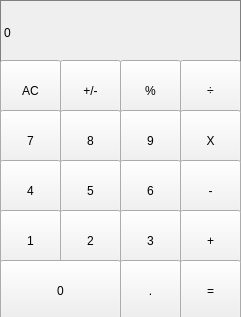
Old version of the form mainwindow.ui in the repository SalHz1/CalculatorGUI.
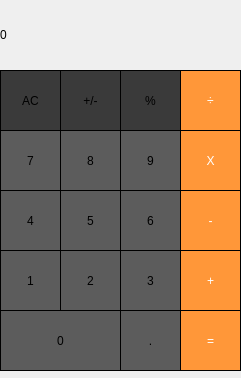
New version of the form.

Commit message: Changed the colors for each individual button and chose a color scheme to mimic the dark theme macbook calculator color choice.

```diff
--- a/mainwindow.ui
+++ b/mainwindow.ui
@@ -7,7 +7,7 @@
     <x>0</x>
     <y>0</y>
     <width>241</width>
-    <height>317</height>
+    <height>378</height>
    </rect>
   </property>
   <property name="sizePolicy">
@@ -25,7 +25,7 @@
   <property name="maximumSize">
    <size>
     <width>241</width>
-    <height>317</height>
+    <height>500</height>
    </size>
   </property>
   <property name="windowTitle">
@@ -38,15 +38,20 @@
       <x>0</x>
       <y>0</y>
       <width>241</width>
-      <height>65</height>
+      <height>70</height>
      </rect>
     </property>
     <property name="styleSheet">
-     <string notr="true">QLabel {
+     <string notr="true">/* (Label at top) Label Stylesheet */
+
+QLabel {
   qproperty-alignment: 'AlignVCenter | AlignRight';
   border: 1px solid gray;
 }
-</string>
+
+background-color : white;
+
+/* End Label Stylesheet */</string>
     </property>
     <property name="text">
      <string>0</string>
@@ -56,11 +61,25 @@
     <property name="geometry">
      <rect>
       <x>0</x>
-      <y>60</y>
+      <y>70</y>
       <width>61</width>
       <height>61</height>
      </rect>
     </property>
+    <property name="styleSheet">
+     <string notr="true">/* (Clear,+/-,%,. buttons) Unary Operations Buttons Stylesheet */
+
+QPushButton {
+  background-color: rgb(58, 58, 58);
+  border: 1px solid black;
+}
+QPushButton:pressed {
+    background-color: qlineargradient(x1: 0, y1: 0, x2: 0, y2: 1,
+                                      stop: 0 #BEBEBE, stop: 1 #D7D7D7);
+}
+/* End Unary Operations Buttons Stylesheet */
+</string>
+    </property>
     <property name="text">
      <string>AC</string>
     </property>
@@ -69,11 +88,25 @@
     <property name="geometry">
      <rect>
       <x>60</x>
-      <y>60</y>
+      <y>70</y>
       <width>61</width>
       <height>61</height>
      </rect>
     </property>
+    <property name="styleSheet">
+     <string notr="true">/* (Clear,+/-,%,. buttons) Unary Operations Buttons Stylesheet */
+
+QPushButton {
+  background-color: rgb(58, 58, 58);
+  border: 1px solid black;
+}
+QPushButton:pressed {
+    background-color: qlineargradient(x1: 0, y1: 0, x2: 0, y2: 1,
+                                      stop: 0 #BEBEBE, stop: 1 #D7D7D7);
+}
+/* End Unary Operations Buttons Stylesheet */
+</string>
+    </property>
     <property name="text">
      <string>+/-</string>
     </property>
@@ -81,51 +114,109 @@
    <widget class="QPushButton" name="pushButton_3">
     <property name="geometry">
      <rect>
-      <x>120</x>
-      <y>60</y>
-      <width>61</width>
-      <height>61</height>
-     </rect>
-    </property>
-    <property name="text">
-     <string>%</string>
-    </property>
-   </widget>
-   <widget class="QPushButton" name="pushButton_4">
-    <property name="geometry">
-     <rect>
       <x>180</x>
-      <y>60</y>
+      <y>70</y>
       <width>61</width>
       <height>61</height>
      </rect>
     </property>
+    <property name="styleSheet">
+     <string notr="true">/* (Orange buttons) Operations Buttons Stylesheet */
+QPushButton {
+  background-color: rgb(255, 151, 57);
+  color: white; 
+  border: 1px solid black;
+}
+
+QPushButton:pressed {
+    background-color: rgb(96, 96, 96);
+	border:3px solid black;
+}
+.activeOperator {
+	border:3px solid black;
+}</string>
+    </property>
     <property name="text">
      <string>÷</string>
     </property>
    </widget>
+   <widget class="QPushButton" name="pushButton_4">
+    <property name="geometry">
+     <rect>
+      <x>120</x>
+      <y>70</y>
+      <width>61</width>
+      <height>61</height>
+     </rect>
+    </property>
+    <property name="styleSheet">
+     <string notr="true">/* (Clear,+/-,%,. buttons) Unary Operations Buttons Stylesheet */
+
+QPushButton {
+  background-color: rgb(58, 58, 58);
+  border: 1px solid black;
+}
+QPushButton:pressed {
+    background-color: qlineargradient(x1: 0, y1: 0, x2: 0, y2: 1,
+                                      stop: 0 #BEBEBE, stop: 1 #D7D7D7);
+}
+/* End Unary Operations Buttons Stylesheet */
+</string>
+    </property>
+    <property name="text">
+     <string>%</string>
+    </property>
+   </widget>
    <widget class="QPushButton" name="pushButton_5">
     <property name="geometry">
      <rect>
-      <x>0</x>
-      <y>110</y>
+      <x>120</x>
+      <y>130</y>
       <width>61</width>
       <height>61</height>
      </rect>
     </property>
+    <property name="styleSheet">
+     <string notr="true">/* Digits 0-9 Stylesheet */
+QPushButton {
+   border: 1px solid black;
+	
+	background-color: rgb(92, 92, 92);
+}
+QPushButton:pressed {
+    background-color: qlineargradient(x1: 0, y1: 0, x2: 0, y2: 1,
+                                      stop: 0 #dadbde, stop: 1 #f6f7fa);
+}
+
+/* End Digits 0-9 Stylesheet */</string>
+    </property>
     <property name="text">
-     <string>7</string>
+     <string>9</string>
     </property>
    </widget>
    <widget class="QPushButton" name="pushButton_6">
     <property name="geometry">
      <rect>
       <x>60</x>
-      <y>110</y>
+      <y>130</y>
       <width>61</width>
       <height>61</height>
      </rect>
     </property>
+    <property name="styleSheet">
+     <string notr="true">/* Digits 0-9 Stylesheet */
+QPushButton {
+   border: 1px solid black;
+	
+	background-color: rgb(92, 92, 92);
+}
+QPushButton:pressed {
+    background-color: qlineargradient(x1: 0, y1: 0, x2: 0, y2: 1,
+                                      stop: 0 #dadbde, stop: 1 #f6f7fa);
+}
+
+/* End Digits 0-9 Stylesheet */</string>
+    </property>
     <property name="text">
      <string>8</string>
     </property>
@@ -133,51 +224,109 @@
    <widget class="QPushButton" name="pushButton_7">
     <property name="geometry">
      <rect>
-      <x>180</x>
-      <y>110</y>
+      <x>0</x>
+      <y>130</y>
       <width>61</width>
       <height>61</height>
      </rect>
     </property>
+    <property name="styleSheet">
+     <string notr="true">/* Digits 0-9 Stylesheet */
+QPushButton {
+   border: 1px solid black;
+	
+	background-color: rgb(92, 92, 92);
+}
+QPushButton:pressed {
+    background-color: qlineargradient(x1: 0, y1: 0, x2: 0, y2: 1,
+                                      stop: 0 #dadbde, stop: 1 #f6f7fa);
+}
+
+/* End Digits 0-9 Stylesheet */</string>
+    </property>
     <property name="text">
-     <string>X</string>
+     <string>7</string>
     </property>
    </widget>
    <widget class="QPushButton" name="pushButton_8">
     <property name="geometry">
      <rect>
-      <x>120</x>
-      <y>110</y>
+      <x>180</x>
+      <y>130</y>
       <width>61</width>
       <height>61</height>
      </rect>
     </property>
+    <property name="styleSheet">
+     <string notr="true">/* (Orange buttons) Operations Buttons Stylesheet */
+QPushButton {
+  background-color: rgb(255, 151, 57);
+  color: white; 
+  border: 1px solid black;
+}
+
+QPushButton:pressed {
+    background-color: rgb(96, 96, 96);
+	border:3px solid black;
+}
+.activeOperator {
+	border:3px solid black;
+}</string>
+    </property>
     <property name="text">
-     <string>9</string>
+     <string>X</string>
     </property>
    </widget>
    <widget class="QPushButton" name="pushButton_9">
     <property name="geometry">
      <rect>
-      <x>0</x>
-      <y>160</y>
+      <x>120</x>
+      <y>190</y>
       <width>61</width>
       <height>61</height>
      </rect>
     </property>
+    <property name="styleSheet">
+     <string notr="true">/* Digits 0-9 Stylesheet */
+QPushButton {
+   border: 1px solid black;
+	
+	background-color: rgb(92, 92, 92);
+}
+QPushButton:pressed {
+    background-color: qlineargradient(x1: 0, y1: 0, x2: 0, y2: 1,
+                                      stop: 0 #dadbde, stop: 1 #f6f7fa);
+}
+
+/* End Digits 0-9 Stylesheet */</string>
+    </property>
     <property name="text">
-     <string>4</string>
+     <string>6</string>
     </property>
    </widget>
    <widget class="QPushButton" name="pushButton_10">
     <property name="geometry">
      <rect>
       <x>60</x>
-      <y>160</y>
+      <y>190</y>
       <width>61</width>
       <height>61</height>
      </rect>
     </property>
+    <property name="styleSheet">
+     <string notr="true">/* Digits 0-9 Stylesheet */
+QPushButton {
+   border: 1px solid black;
+	
+	background-color: rgb(92, 92, 92);
+}
+QPushButton:pressed {
+    background-color: qlineargradient(x1: 0, y1: 0, x2: 0, y2: 1,
+                                      stop: 0 #dadbde, stop: 1 #f6f7fa);
+}
+
+/* End Digits 0-9 Stylesheet */</string>
+    </property>
     <property name="text">
      <string>5</string>
     </property>
@@ -185,51 +334,109 @@
    <widget class="QPushButton" name="pushButton_11">
     <property name="geometry">
      <rect>
-      <x>180</x>
-      <y>160</y>
+      <x>0</x>
+      <y>190</y>
       <width>61</width>
       <height>61</height>
      </rect>
     </property>
+    <property name="styleSheet">
+     <string notr="true">/* Digits 0-9 Stylesheet */
+QPushButton {
+   border: 1px solid black;
+	
+	background-color: rgb(92, 92, 92);
+}
+QPushButton:pressed {
+    background-color: qlineargradient(x1: 0, y1: 0, x2: 0, y2: 1,
+                                      stop: 0 #dadbde, stop: 1 #f6f7fa);
+}
+
+/* End Digits 0-9 Stylesheet */</string>
+    </property>
     <property name="text">
-     <string>-</string>
+     <string>4</string>
     </property>
    </widget>
    <widget class="QPushButton" name="pushButton_12">
     <property name="geometry">
      <rect>
-      <x>120</x>
-      <y>160</y>
+      <x>180</x>
+      <y>190</y>
       <width>61</width>
       <height>61</height>
      </rect>
     </property>
+    <property name="styleSheet">
+     <string notr="true">/* (Orange buttons) Operations Buttons Stylesheet */
+QPushButton {
+  background-color: rgb(255, 151, 57);
+  color: white; 
+  border: 1px solid black;
+}
+
+QPushButton:pressed {
+    background-color: rgb(96, 96, 96);
+	border:3px solid black;
+}
+.activeOperator {
+	border:3px solid black;
+}</string>
+    </property>
     <property name="text">
-     <string>6</string>
+     <string>-</string>
     </property>
    </widget>
    <widget class="QPushButton" name="pushButton_13">
     <property name="geometry">
      <rect>
-      <x>0</x>
-      <y>210</y>
+      <x>120</x>
+      <y>250</y>
       <width>61</width>
       <height>61</height>
      </rect>
     </property>
+    <property name="styleSheet">
+     <string notr="true">/* Digits 0-9 Stylesheet */
+QPushButton {
+   border: 1px solid black;
+	
+	background-color: rgb(92, 92, 92);
+}
+QPushButton:pressed {
+    background-color: qlineargradient(x1: 0, y1: 0, x2: 0, y2: 1,
+                                      stop: 0 #dadbde, stop: 1 #f6f7fa);
+}
+
+/* End Digits 0-9 Stylesheet */</string>
+    </property>
     <property name="text">
-     <string>1</string>
+     <string>3</string>
     </property>
    </widget>
    <widget class="QPushButton" name="pushButton_14">
     <property name="geometry">
      <rect>
       <x>60</x>
-      <y>210</y>
+      <y>250</y>
       <width>61</width>
       <height>61</height>
      </rect>
     </property>
+    <property name="styleSheet">
+     <string notr="true">/* Digits 0-9 Stylesheet */
+QPushButton {
+   border: 1px solid black;
+	
+	background-color: rgb(92, 92, 92);
+}
+QPushButton:pressed {
+    background-color: qlineargradient(x1: 0, y1: 0, x2: 0, y2: 1,
+                                      stop: 0 #dadbde, stop: 1 #f6f7fa);
+}
+
+/* End Digits 0-9 Stylesheet */</string>
+    </property>
     <property name="text">
      <string>2</string>
     </property>
@@ -237,51 +444,84 @@
    <widget class="QPushButton" name="pushButton_15">
     <property name="geometry">
      <rect>
-      <x>180</x>
-      <y>210</y>
+      <x>0</x>
+      <y>250</y>
       <width>61</width>
       <height>61</height>
      </rect>
     </property>
+    <property name="styleSheet">
+     <string notr="true">/* Digits 0-9 Stylesheet */
+QPushButton {
+   border: 1px solid black;
+	
+	background-color: rgb(92, 92, 92);
+}
+QPushButton:pressed {
+    background-color: qlineargradient(x1: 0, y1: 0, x2: 0, y2: 1,
+                                      stop: 0 #dadbde, stop: 1 #f6f7fa);
+}
+
+/* End Digits 0-9 Stylesheet */</string>
+    </property>
     <property name="text">
-     <string>+</string>
+     <string>1</string>
     </property>
    </widget>
    <widget class="QPushButton" name="pushButton_16">
     <property name="geometry">
      <rect>
-      <x>120</x>
-      <y>210</y>
+      <x>180</x>
+      <y>250</y>
       <width>61</width>
       <height>61</height>
      </rect>
     </property>
+    <property name="styleSheet">
+     <string notr="true">/* (Orange buttons) Operations Buttons Stylesheet */
+QPushButton {
+  background-color: rgb(255, 151, 57);
+  color: white; 
+  border: 1px solid black;
+}
+
+QPushButton:pressed {
+    background-color: rgb(96, 96, 96);
+	border:3px solid black;
+}
+.activeOperator {
+	border:3px solid black;
+}</string>
+    </property>
     <property name="text">
-     <string>3</string>
+     <string>+</string>
     </property>
    </widget>
    <widget class="QPushButton" name="pushButton_17">
     <property name="geometry">
      <rect>
-      <x>0</x>
-      <y>260</y>
-      <width>121</width>
-      <height>61</height>
-     </rect>
-    </property>
-    <property name="text">
-     <string>0</string>
-    </property>
-   </widget>
-   <widget class="QPushButton" name="pushButton_18">
-    <property name="geometry">
-     <rect>
       <x>180</x>
-      <y>260</y>
+      <y>310</y>
       <width>61</width>
       <height>61</height>
      </rect>
     </property>
+    <property name="styleSheet">
+     <string notr="true">/* (Orange buttons) Operations Buttons Stylesheet */
+QPushButton {
+  background-color: rgb(255, 151, 57);
+  color: white; 
+  border: 1px solid black;
+}
+
+QPushButton:pressed {
+    background-color: rgb(96, 96, 96);
+	border:3px solid black;
+}
+.activeOperator {
+	border:3px solid black;
+}</string>
+    </property>
     <property name="text">
      <string>=</string>
     </property>
@@ -289,12 +529,53 @@
    <widget class="QPushButton" name="pushButton_19">
     <property name="geometry">
      <rect>
+      <x>0</x>
+      <y>310</y>
+      <width>121</width>
+      <height>61</height>
+     </rect>
+    </property>
+    <property name="styleSheet">
+     <string notr="true">/* Digits 0-9 Stylesheet */
+QPushButton {
+   border: 1px solid black;
+	
+	background-color: rgb(92, 92, 92);
+}
+QPushButton:pressed {
+    background-color: qlineargradient(x1: 0, y1: 0, x2: 0, y2: 1,
+                                      stop: 0 #dadbde, stop: 1 #f6f7fa);
+}
+
+/* End Digits 0-9 Stylesheet */</string>
+    </property>
+    <property name="text">
+     <string>0</string>
+    </property>
+   </widget>
+   <widget class="QPushButton" name="pushButton_20">
+    <property name="geometry">
+     <rect>
       <x>120</x>
-      <y>260</y>
+      <y>310</y>
       <width>61</width>
       <height>61</height>
      </rect>
     </property>
+    <property name="styleSheet">
+     <string notr="true">/* Digits 0-9 Stylesheet */
+QPushButton {
+   border: 1px solid black;
+	
+	background-color: rgb(92, 92, 92);
+}
+QPushButton:pressed {
+    background-color: qlineargradient(x1: 0, y1: 0, x2: 0, y2: 1,
+                                      stop: 0 #dadbde, stop: 1 #f6f7fa);
+}
+
+/* End Digits 0-9 Stylesheet */</string>
+    </property>
     <property name="text">
      <string>.</string>
     </property>
```
